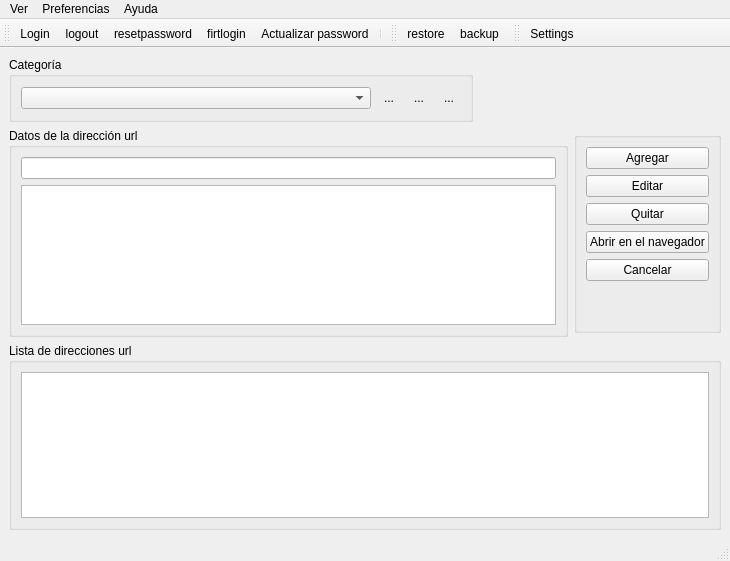
First picture: the form in mainform.ui, repository lincolningaroca/swxApp, before the edit.
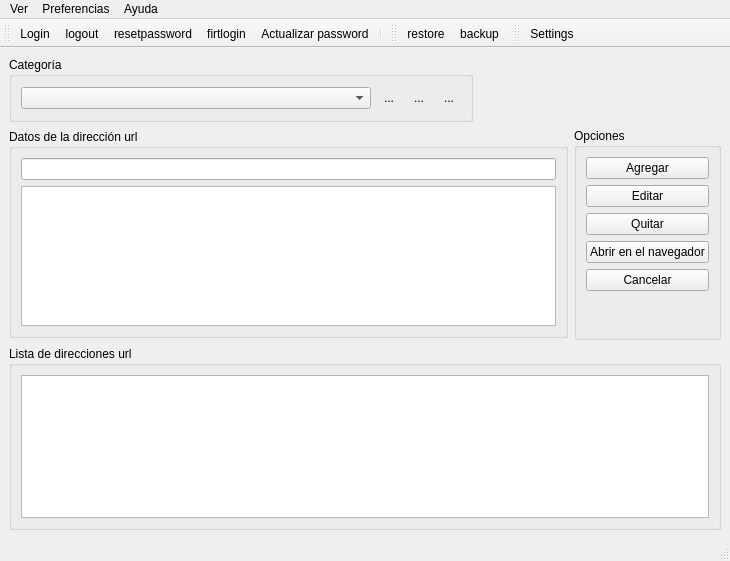
Second picture: the form after the edit. Custom widgets are drawn as their Qt base class.

Commit message:
refactor: cleanup code and improve UI layout constraints
- Remove commented-out swlabel.hpp include from mainform.cpp

- Add maximumHeight (212px) constraint to groupBox in mainform.ui

- Rename groupBox title to 'Opciones' in mainform.ui

- Replace Qt::MSWindowsFixedSizeDialogHint with setMaximumSize(950,500) in PublicUrlDialog

- Remove unused QSqlRecord include from swtablemodel.cpp

- Remove commented-out decrypt code in SWTableModel::data()

The edit to the form file:
```diff
--- a/mainform.ui
+++ b/mainform.ui
@@ -179,8 +179,20 @@
           <verstretch>0</verstretch>
          </sizepolicy>
         </property>
+        <property name="minimumSize">
+         <size>
+          <width>0</width>
+          <height>0</height>
+         </size>
+        </property>
+        <property name="maximumSize">
+         <size>
+          <width>16777215</width>
+          <height>212</height>
+         </size>
+        </property>
         <property name="title">
-         <string/>
+         <string>Opciones</string>
         </property>
         <layout class="QVBoxLayout" name="verticalLayout_2">
          <item>
```
The commit also changes 3 other files.
